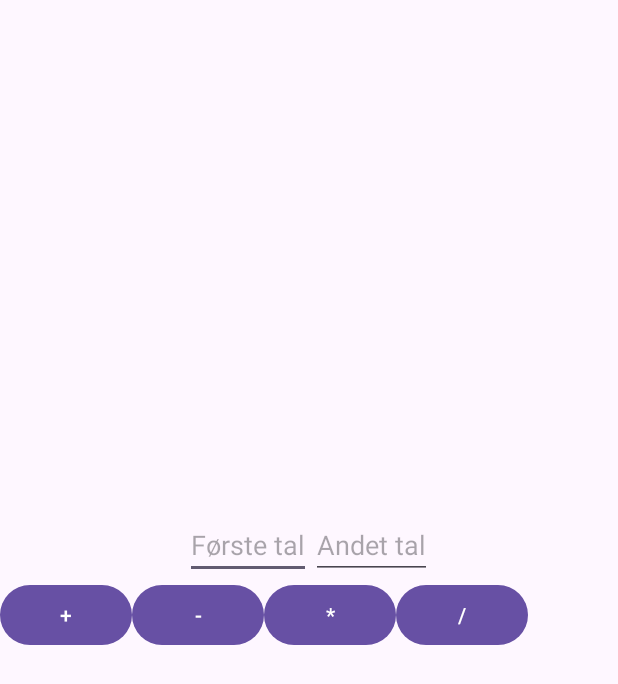
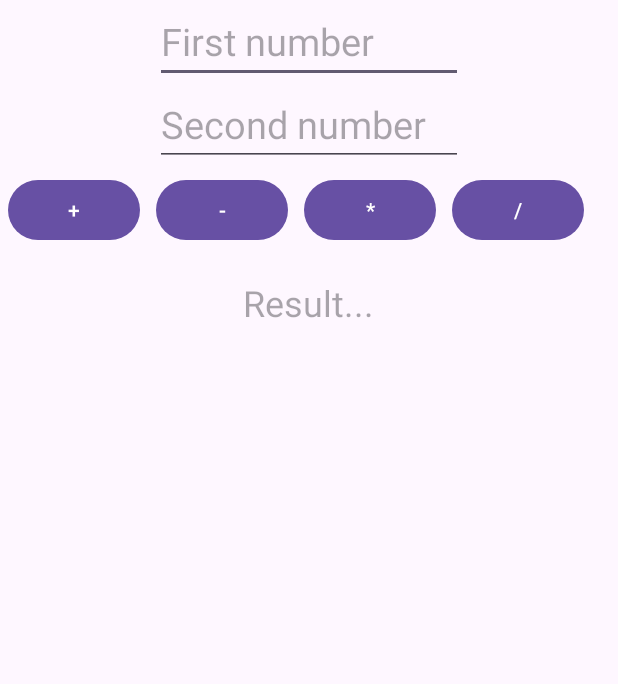
Before and after one commit to Fenrir-Codes/App_programmering, an Android app: the screen it shows after launch (MainActivity), on a phone screen of 412 x 824 dp. Shown: the top 684 px of the screen. Run offline under Robolectric (Android 15) with nearby library versions, the phone set to English and light mode, and no system bars.

Commit message:
directions of fields now OK

```diff
--- a/BasicCalculator/app/src/main/res/layout/activity_main.xml
+++ b/BasicCalculator/app/src/main/res/layout/activity_main.xml
@@ -3,14 +3,14 @@
     xmlns:tools="http://schemas.android.com/tools"
     android:layout_width="match_parent"
     android:layout_height="match_parent"
-    android:gravity="center"
+    android:gravity="center_horizontal"
     android:orientation="vertical"
     tools:context=".MainActivity">
 
     <LinearLayout
         android:layout_width="match_parent"
         android:layout_height="wrap_content"
-        android:orientation="horizontal"
+        android:orientation="vertical"
         android:gravity="center">
 
         <EditText
@@ -18,14 +18,18 @@
             android:layout_width="wrap_content"
             android:layout_height="wrap_content"
             android:inputType="number"
-            android:hint="Første tal" />
+            android:hint="First number"
+            android:textSize="25dp"
+            android:ems="7"/>
 
         <EditText
             android:id="@+id/secondNumberEditText"
             android:layout_width="wrap_content"
             android:layout_height="wrap_content"
             android:inputType="number"
-            android:hint="Andet tal" />
+            android:hint="Second number"
+            android:textSize="25dp"
+            android:ems="7"/>
 
     </LinearLayout>
 
@@ -38,25 +42,29 @@
             android:id="@+id/additionButton"
             android:layout_width="wrap_content"
             android:layout_height="wrap_content"
-            android:text="+" />
+            android:text="+"
+            android:layout_margin="5dp"/>
 
         <Button
             android:id="@+id/subtractionButton"
             android:layout_width="wrap_content"
             android:layout_height="wrap_content"
-            android:text="-" />
+            android:text="-"
+            android:layout_margin="5dp"/>
 
         <Button
             android:id="@+id/multiplicationButton"
             android:layout_width="wrap_content"
             android:layout_height="wrap_content"
-            android:text="*" />
+            android:text="*"
+            android:layout_margin="5dp"/>
 
         <Button
             android:id="@+id/divisionButton"
             android:layout_width="wrap_content"
             android:layout_height="wrap_content"
-            android:text="/" />
+            android:text="/"
+            android:layout_margin="5dp"/>
 
     </LinearLayout>
 
@@ -65,6 +73,7 @@
         android:layout_width="wrap_content"
         android:layout_height="wrap_content"
         android:layout_marginTop="16dp"
-        android:textSize="24sp" />
+        android:textSize="24sp"
+        android:hint="Result..."/>
 
 </LinearLayout>
```
